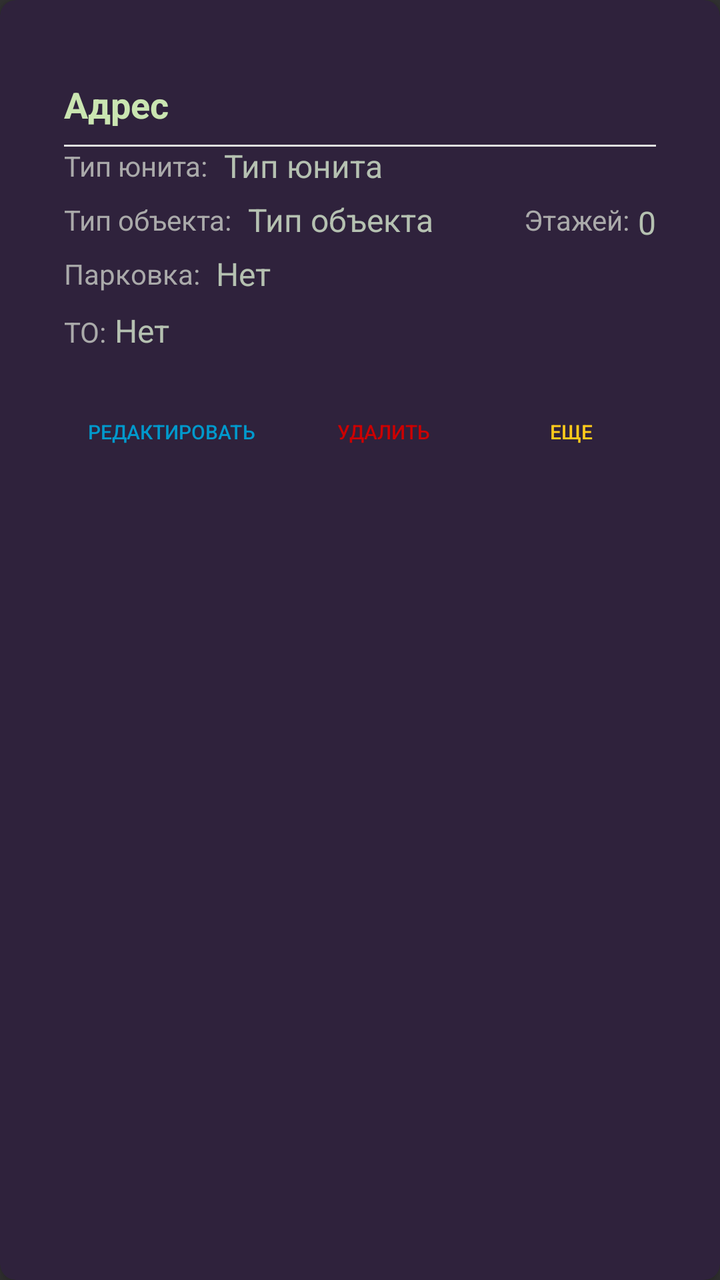
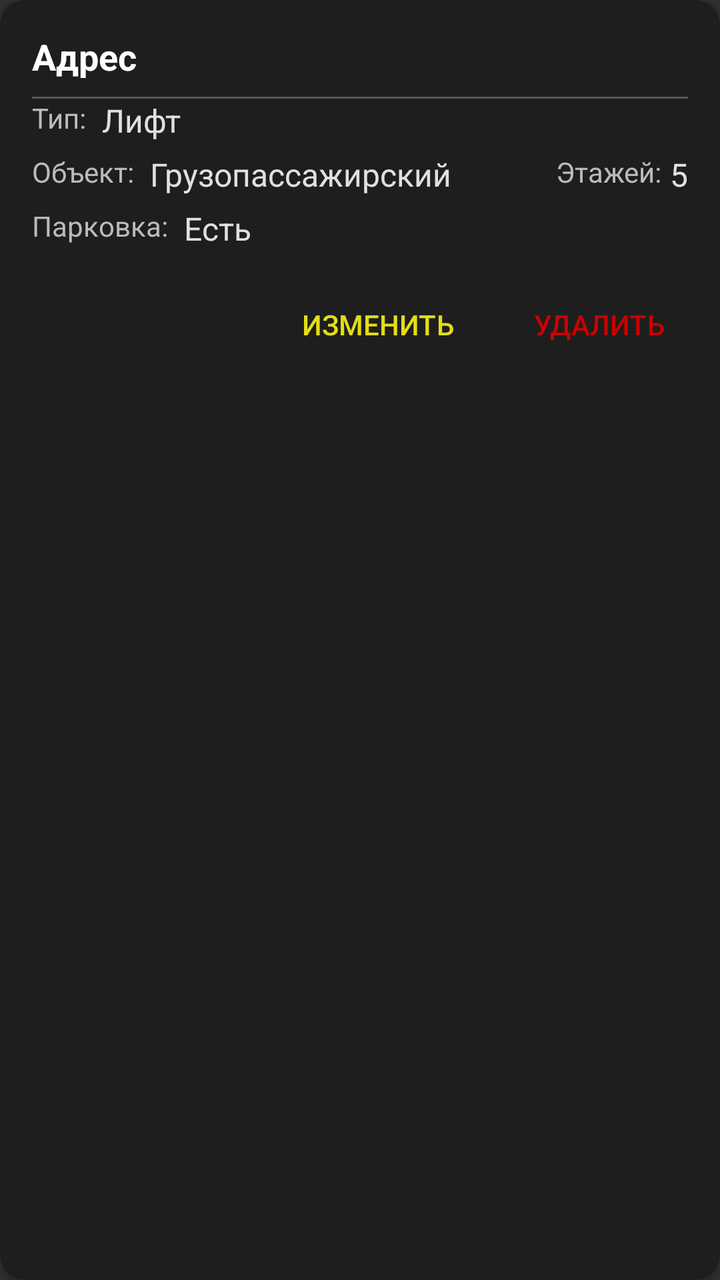

Screens rendered from an Android XML layout before and after an edit, with the pre-edit source and the edit as a unified diff.
<!-- AndroidManifest.xml: application theme Theme.HowMuchCash -->
<!-- res/layout/item_objectunit.xml -->
<?xml version="1.0" encoding="utf-8"?>
<androidx.cardview.widget.CardView
    xmlns:android="http://schemas.android.com/apk/res/android"
    xmlns:app="http://schemas.android.com/apk/res-auto"
    android:layout_width="match_parent"
    android:layout_height="wrap_content"
    android:layout_margin="8dp"
    app:cardCornerRadius="8dp"
    app:cardElevation="4dp"
    style="@style/MyObjectUnitCardStyle">

    <androidx.constraintlayout.widget.ConstraintLayout
        android:layout_width="match_parent"
        android:layout_height="wrap_content"
        android:padding="16dp">

        
        <TextView
            android:id="@+id/textAddress"
            android:layout_width="0dp"
            android:layout_height="wrap_content"
            android:text="Адрес"
            android:textSize="18sp"
            android:textStyle="bold"
            android:textColor="@color/cardHeaderColor"
            app:layout_constraintStart_toStartOf="parent"
            app:layout_constraintEnd_toEndOf="parent"
            app:layout_constraintTop_toTopOf="parent" />

        
        <View
            android:id="@+id/divider1"
            android:layout_width="match_parent"
            android:layout_height="1dp"
            android:background="#E0E0E0"
            android:layout_marginTop="8dp"
            android:layout_marginBottom="8dp"
            app:layout_constraintTop_toBottomOf="@+id/textAddress" />

        
        <TextView
            android:id="@+id/labelTypeUnit"
            android:layout_width="wrap_content"
            android:layout_height="wrap_content"
            android:text="Тип юнита:"
            android:textSize="14sp"
            android:textColor="@android:color/darker_gray"
            app:layout_constraintStart_toStartOf="parent"
            app:layout_constraintTop_toBottomOf="@+id/divider1" />

        <TextView
            android:id="@+id/textTypeUnit"
            android:layout_width="0dp"
            android:layout_height="wrap_content"
            android:text="Тип юнита"
            android:textSize="16sp"
            android:textColor="@color/cardMainTextColor"
            android:layout_marginStart="8dp"
            app:layout_constraintStart_toEndOf="@+id/labelTypeUnit"
            app:layout_constraintEnd_toEndOf="parent"
            app:layout_constraintTop_toTopOf="@+id/labelTypeUnit"
            app:layout_constraintBottom_toBottomOf="@+id/labelTypeUnit" />

        
        <TextView
            android:id="@+id/labelTypeObject"
            android:layout_width="wrap_content"
            android:layout_height="wrap_content"
            android:text="Тип объекта:"
            android:textSize="14sp"
            android:textColor="@android:color/darker_gray"
            android:layout_marginTop="8dp"
            app:layout_constraintStart_toStartOf="parent"
            app:layout_constraintTop_toBottomOf="@+id/labelTypeUnit" />

        <TextView
            android:id="@+id/textTypeObject"
            android:layout_width="0dp"
            android:layout_height="wrap_content"
            android:text="Тип объекта"
            android:textColor="@color/cardMainTextColor"
            android:textSize="16sp"
            android:layout_marginStart="8dp"
            app:layout_constraintStart_toEndOf="@+id/labelTypeObject"
            app:layout_constraintEnd_toStartOf="@+id/labelFloors"
            app:layout_constraintTop_toTopOf="@+id/labelTypeObject"
            app:layout_constraintBottom_toBottomOf="@+id/labelTypeObject" />

        <TextView
            android:id="@+id/labelFloors"
            android:layout_width="wrap_content"
            android:layout_height="wrap_content"
            android:text="Этажей:"
            android:textSize="14sp"
            android:textColor="@android:color/darker_gray"
            app:layout_constraintStart_toEndOf="@+id/textTypeObject"
            app:layout_constraintTop_toTopOf="@+id/labelTypeObject"
            android:layout_marginStart="8dp" />

        <TextView
            android:id="@+id/textFloors"
            android:layout_width="wrap_content"
            android:layout_height="wrap_content"
            android:text="0"
            android:textColor="@color/cardMainTextColor"
            android:textSize="16sp"
            android:layout_marginStart="4dp"
            app:layout_constraintStart_toEndOf="@+id/labelFloors"
            app:layout_constraintTop_toTopOf="@+id/labelTypeObject"
            app:layout_constraintEnd_toEndOf="parent" />

        
        <TextView
            android:id="@+id/labelParking"
            android:layout_width="wrap_content"
            android:layout_height="wrap_content"
            android:text="Парковка:"
            android:textSize="14sp"
            android:textColor="@android:color/darker_gray"
            android:layout_marginTop="8dp"
            app:layout_constraintStart_toStartOf="parent"
            app:layout_constraintTop_toBottomOf="@+id/labelTypeObject" />

        <TextView
            android:id="@+id/textParking"
            android:layout_width="wrap_content"
            android:layout_height="wrap_content"
            android:text="Нет"
            android:textColor="@color/cardMainTextColor"
            android:textSize="16sp"
            android:layout_marginStart="8dp"
            app:layout_constraintStart_toEndOf="@+id/labelParking"
            app:layout_constraintTop_toTopOf="@+id/labelParking"
            app:layout_constraintBottom_toBottomOf="@+id/labelParking" />

        
        <LinearLayout
            android:id="@+id/checkBoxesLayout"
            android:layout_width="match_parent"
            android:layout_height="wrap_content"
            android:orientation="horizontal"
            android:layout_marginTop="8dp"
            app:layout_constraintTop_toBottomOf="@+id/labelParking">

            <TextView
                android:id="@+id/labelToCheckBox"
                android:layout_width="wrap_content"
                android:layout_height="wrap_content"
                android:text="TO:"
                android:textSize="14sp"
                android:textColor="@android:color/darker_gray" />

            <TextView
                android:id="@+id/textToCheckBox"
                android:layout_width="wrap_content"
                android:layout_height="wrap_content"
                android:text="Нет"
                android:textColor="@color/cardMainTextColor"
                android:textSize="16sp"
                android:layout_marginStart="4dp" />
        </LinearLayout>

        
        <LinearLayout
            android:id="@+id/actionButtonsLayout"
            android:layout_width="match_parent"
            android:layout_height="wrap_content"
            android:orientation="horizontal"
            android:layout_marginTop="16dp"
            android:gravity="end"
            app:layout_constraintTop_toBottomOf="@+id/checkBoxesLayout">

            <Button
                android:id="@+id/btnEdit"
                android:layout_width="wrap_content"
                android:layout_height="wrap_content"
                android:text="Редактировать"
                android:textSize="10sp"
                style="@style/Widget.AppCompat.Button.Borderless"
                android:textColor="@android:color/holo_blue_dark" />

            <Button
                android:id="@+id/btnDelete"
                android:layout_width="wrap_content"
                android:layout_height="wrap_content"
                android:text="Удалить"
                android:textSize="10sp"
                style="@style/Widget.AppCompat.Button.Borderless"
                android:textColor="@android:color/holo_red_dark"
                android:layout_marginStart="8dp" />

            <Button
                android:id="@+id/btnDetails"
                android:layout_width="wrap_content"
                android:layout_height="wrap_content"
                android:text="Еще"
                android:textSize="10sp"
                style="@style/Widget.AppCompat.Button.Borderless"
                android:textColor="#FDCA1B"
                android:layout_marginStart="8dp" />
        </LinearLayout>

    </androidx.constraintlayout.widget.ConstraintLayout>
</androidx.cardview.widget.CardView>
<!-- resources referenced by this layout -->
<resources>
  <color name="cardHeaderColor">#CAE5B1</color>
  <color name="cardMainTextColor">#B5C1B1</color>
  <style name="MyObjectUnitCardStyle">
          <item name="cardCornerRadius">4dp</item>
          <item name="cardElevation">2dp</item>
          <item name="cardMaxElevation">4dp</item>
          <item name="contentPaddingBottom">24dp</item>
          <item name="contentPaddingTop">24dp</item>
          <item name="contentPaddingLeft">16dp</item>
          <item name="contentPaddingRight">16dp</item>
          <item name="cardBackgroundColor">@color/cardBackgroundColor</item>
          <item name="android:textColor">@color/cardTextColor</item>
      </style>
  <style name="Theme.HowMuchCash" parent="Theme.MaterialComponents.DayNight.NoActionBar">
          
          <item name="colorPrimary">@color/colorPrimary</item>              
          <item name="colorPrimaryVariant">@color/accentBackground</item>   
          <item name="colorSecondary">@color/colorPrimary</item>            
          <item name="colorSecondaryVariant">@color/mainBackground</item>   
  
          
          <item name="colorOnPrimary">@android:color/black</item>           
          <item name="colorOnSecondary">@color/mainBackground</item>         
          <item name="android:textColorPrimary">@color/white</item>
          <item name="android:textColor">@color/white</item>
          
          <item name="android:windowBackground">@color/mainBackground</item> 
  
          <item name="colorControlActivated">@color/colorPrimary</item>
          <item name="colorAccent">@color/colorPrimary</item>
  
          
          <item name="android:statusBarColor">@color/accentBackground</item> 
          <item name="android:windowLightStatusBar">false</item>             
  
          
          <item name="android:navigationBarColor">@color/accentBackground</item> 
      </style>
  <color name="cardBackgroundColor">#2F223C</color>
  <color name="cardTextColor">#588157</color>
  <color name="colorPrimary">#e3dd16</color>
  <color name="accentBackground">#212121</color>
  <color name="mainBackground">#323232</color>
  <color name="white">#FFFFFFFF</color>
</resources>

<!-- the commit's change to res/layout/item_objectunit.xml (unified diff, before → after) -->
@@ -1,13 +1,15 @@
 <?xml version="1.0" encoding="utf-8"?>
-<androidx.cardview.widget.CardView
-    xmlns:android="http://schemas.android.com/apk/res/android"
+<androidx.cardview.widget.CardView xmlns:android="http://schemas.android.com/apk/res/android"
     xmlns:app="http://schemas.android.com/apk/res-auto"
     android:layout_width="match_parent"
     android:layout_height="wrap_content"
-    android:layout_margin="8dp"
-    app:cardCornerRadius="8dp"
-    app:cardElevation="4dp"
-    style="@style/MyObjectUnitCardStyle">
+    android:layout_marginStart="16dp"
+    android:layout_marginTop="8dp"
+    android:layout_marginEnd="16dp"
+    android:layout_marginBottom="4dp"
+    app:cardCornerRadius="12dp"
+    app:cardElevation="6dp"
+    app:cardBackgroundColor="@color/cardBackgroundColor">
 
     <androidx.constraintlayout.widget.ConstraintLayout
         android:layout_width="match_parent"
@@ -23,68 +25,65 @@
             android:textSize="18sp"
             android:textStyle="bold"
             android:textColor="@color/cardHeaderColor"
+            app:layout_constraintTop_toTopOf="parent"
             app:layout_constraintStart_toStartOf="parent"
-            app:layout_constraintEnd_toEndOf="parent"
-            app:layout_constraintTop_toTopOf="parent" />
+            app:layout_constraintEnd_toEndOf="parent" />
 
         
         <View
-            android:id="@+id/divider1"
+            android:id="@+id/divider"
             android:layout_width="match_parent"
             android:layout_height="1dp"
-            android:background="#E0E0E0"
-            android:layout_marginTop="8dp"
-            android:layout_marginBottom="8dp"
-            app:layout_constraintTop_toBottomOf="@+id/textAddress" />
+            android:background="#40FFFFFF"
+            android:layout_marginVertical="8dp"
+            app:layout_constraintTop_toBottomOf="@id/textAddress" />
 
         
         <TextView
             android:id="@+id/labelTypeUnit"
             android:layout_width="wrap_content"
             android:layout_height="wrap_content"
-            android:text="Тип юнита:"
+            android:text="Тип:"
             android:textSize="14sp"
-            android:textColor="@android:color/darker_gray"
-            app:layout_constraintStart_toStartOf="parent"
-            app:layout_constraintTop_toBottomOf="@+id/divider1" />
+            android:textColor="@color/cardSecondaryTextColor"
+            app:layout_constraintTop_toBottomOf="@id/divider"
+            app:layout_constraintStart_toStartOf="parent" />
 
         <TextView
             android:id="@+id/textTypeUnit"
             android:layout_width="0dp"
             android:layout_height="wrap_content"
-            android:text="Тип юнита"
+            android:text="Лифт"
             android:textSize="16sp"
             android:textColor="@color/cardMainTextColor"
             android:layout_marginStart="8dp"
-            app:layout_constraintStart_toEndOf="@+id/labelTypeUnit"
-            app:layout_constraintEnd_toEndOf="parent"
-            app:layout_constraintTop_toTopOf="@+id/labelTypeUnit"
-            app:layout_constraintBottom_toBottomOf="@+id/labelTypeUnit" />
+            app:layout_constraintTop_toTopOf="@id/labelTypeUnit"
+            app:layout_constraintStart_toEndOf="@id/labelTypeUnit"
+            app:layout_constraintEnd_toEndOf="parent" />
 
         
         <TextView
             android:id="@+id/labelTypeObject"
             android:layout_width="wrap_content"
             android:layout_height="wrap_content"
-            android:text="Тип объекта:"
+            android:text="Объект:"
             android:textSize="14sp"
-            android:textColor="@android:color/darker_gray"
+            android:textColor="@color/cardSecondaryTextColor"
             android:layout_marginTop="8dp"
-            app:layout_constraintStart_toStartOf="parent"
-            app:layout_constraintTop_toBottomOf="@+id/labelTypeUnit" />
+            app:layout_constraintTop_toBottomOf="@id/labelTypeUnit"
+            app:layout_constraintStart_toStartOf="parent" />
 
         <TextView
             android:id="@+id/textTypeObject"
             android:layout_width="0dp"
             android:layout_height="wrap_content"
-            android:text="Тип объекта"
+            android:text="Грузопассажирский"
+            android:textSize="16sp"
             android:textColor="@color/cardMainTextColor"
-            android:textSize="16sp"
             android:layout_marginStart="8dp"
-            app:layout_constraintStart_toEndOf="@+id/labelTypeObject"
-            app:layout_constraintEnd_toStartOf="@+id/labelFloors"
-            app:layout_constraintTop_toTopOf="@+id/labelTypeObject"
-            app:layout_constraintBottom_toBottomOf="@+id/labelTypeObject" />
+            app:layout_constraintTop_toTopOf="@id/labelTypeObject"
+            app:layout_constraintStart_toEndOf="@id/labelTypeObject"
+            app:layout_constraintEnd_toStartOf="@id/labelFloors" />
 
         <TextView
             android:id="@+id/labelFloors"
@@ -92,21 +91,21 @@
             android:layout_height="wrap_content"
             android:text="Этажей:"
             android:textSize="14sp"
-            android:textColor="@android:color/darker_gray"
-            app:layout_constraintStart_toEndOf="@+id/textTypeObject"
-            app:layout_constraintTop_toTopOf="@+id/labelTypeObject"
+            android:textColor="@color/cardSecondaryTextColor"
+            app:layout_constraintTop_toTopOf="@id/labelTypeObject"
+            app:layout_constraintStart_toEndOf="@id/textTypeObject"
             android:layout_marginStart="8dp" />
 
         <TextView
             android:id="@+id/textFloors"
             android:layout_width="wrap_content"
             android:layout_height="wrap_content"
-            android:text="0"
+            android:text="5"
+            android:textSize="16sp"
             android:textColor="@color/cardMainTextColor"
-            android:textSize="16sp"
             android:layout_marginStart="4dp"
-            app:layout_constraintStart_toEndOf="@+id/labelFloors"
-            app:layout_constraintTop_toTopOf="@+id/labelTypeObject"
+            app:layout_constraintTop_toTopOf="@id/labelFloors"
+            app:layout_constraintStart_toEndOf="@id/labelFloors"
             app:layout_constraintEnd_toEndOf="parent" />
 
         
@@ -116,49 +115,21 @@
             android:layout_height="wrap_content"
             android:text="Парковка:"
             android:textSize="14sp"
-            android:textColor="@android:color/darker_gray"
+            android:textColor="@color/cardSecondaryTextColor"
             android:layout_marginTop="8dp"
-            app:layout_constraintStart_toStartOf="parent"
-            app:layout_constraintTop_toBottomOf="@+id/labelTypeObject" />
+            app:layout_constraintTop_toBottomOf="@id/labelTypeObject"
+            app:layout_constraintStart_toStartOf="parent" />
 
         <TextView
             android:id="@+id/textParking"
             android:layout_width="wrap_content"
             android:layout_height="wrap_content"
-            android:text="Нет"
+            android:text="Есть"
+            android:textSize="16sp"
             android:textColor="@color/cardMainTextColor"
-            android:textSize="16sp"
             android:layout_marginStart="8dp"
-            app:layout_constraintStart_toEndOf="@+id/labelParking"
-            app:layout_constraintTop_toTopOf="@+id/labelParking"
-            app:layout_constraintBottom_toBottomOf="@+id/labelParking" />
-
-        
-        <LinearLayout
-            android:id="@+id/checkBoxesLayout"
-            android:layout_width="match_parent"
-            android:layout_height="wrap_content"
-            android:orientation="horizontal"
-            android:layout_marginTop="8dp"
-            app:layout_constraintTop_toBottomOf="@+id/labelParking">
-
-            <TextView
-                android:id="@+id/labelToCheckBox"
-                android:layout_width="wrap_content"
-                android:layout_height="wrap_content"
-                android:text="TO:"
-                android:textSize="14sp"
-                android:textColor="@android:color/darker_gray" />
-
-            <TextView
-                android:id="@+id/textToCheckBox"
-                android:layout_width="wrap_content"
-                android:layout_height="wrap_content"
-                android:text="Нет"
-                android:textColor="@color/cardMainTextColor"
-                android:textSize="16sp"
-                android:layout_marginStart="4dp" />
-        </LinearLayout>
+            app:layout_constraintTop_toTopOf="@id/labelParking"
+            app:layout_constraintStart_toEndOf="@id/labelParking" />
 
         
         <LinearLayout
@@ -166,38 +137,28 @@
             android:layout_width="match_parent"
             android:layout_height="wrap_content"
             android:orientation="horizontal"
+            android:gravity="end"
             android:layout_marginTop="16dp"
-            android:gravity="end"
-            app:layout_constraintTop_toBottomOf="@+id/checkBoxesLayout">
+            app:layout_constraintTop_toBottomOf="@id/labelParking">
 
             <Button
                 android:id="@+id/btnEdit"
                 android:layout_width="wrap_content"
                 android:layout_height="wrap_content"
-                android:text="Редактировать"
-                android:textSize="10sp"
+                android:text="Изменить"
                 style="@style/Widget.AppCompat.Button.Borderless"
-                android:textColor="@android:color/holo_blue_dark" />
+                android:textColor="@color/colorPrimary"
+                android:textSize="14sp" />
 
             <Button
                 android:id="@+id/btnDelete"
                 android:layout_width="wrap_content"
                 android:layout_height="wrap_content"
                 android:text="Удалить"
-                android:textSize="10sp"
                 style="@style/Widget.AppCompat.Button.Borderless"
                 android:textColor="@android:color/holo_red_dark"
-                android:layout_marginStart="8dp" />
-
-            <Button
-                android:id="@+id/btnDetails"
-                android:layout_width="wrap_content"
-                android:layout_height="wrap_content"
-                android:text="Еще"
-                android:textSize="10sp"
-                style="@style/Widget.AppCompat.Button.Borderless"
-                android:textColor="#FDCA1B"
-                android:layout_marginStart="8dp" />
+                android:textSize="14sp"
+                android:layout_marginStart="16dp" />
         </LinearLayout>
 
     </androidx.constraintlayout.widget.ConstraintLayout>
<!-- resource entries referenced after the edit -->
@@ -1,18 +1,10 @@
 <!-- resources referenced by this layout -->
 <resources>
-  <color name="cardHeaderColor">#CAE5B1</color>
-  <color name="cardMainTextColor">#B5C1B1</color>
-  <style name="MyObjectUnitCardStyle">
-          <item name="cardCornerRadius">4dp</item>
-          <item name="cardElevation">2dp</item>
-          <item name="cardMaxElevation">4dp</item>
-          <item name="contentPaddingBottom">24dp</item>
-          <item name="contentPaddingTop">24dp</item>
-          <item name="contentPaddingLeft">16dp</item>
-          <item name="contentPaddingRight">16dp</item>
-          <item name="cardBackgroundColor">@color/cardBackgroundColor</item>
-          <item name="android:textColor">@color/cardTextColor</item>
-      </style>
+  <color name="cardBackgroundColor">#1E1E1E</color>
+  <color name="cardHeaderColor">#FFFFFF</color>
+  <color name="cardMainTextColor">#E0E0E0</color>
+  <color name="cardSecondaryTextColor">#BBBBBB</color>
+  <color name="colorPrimary">#e3dd16</color>
   <style name="Theme.HowMuchCash" parent="Theme.MaterialComponents.DayNight.NoActionBar">
           
           <item name="colorPrimary">@color/colorPrimary</item>              
@@ -38,9 +30,6 @@
           
           <item name="android:navigationBarColor">@color/accentBackground</item> 
       </style>
-  <color name="cardBackgroundColor">#2F223C</color>
-  <color name="cardTextColor">#588157</color>
-  <color name="colorPrimary">#e3dd16</color>
   <color name="accentBackground">#212121</color>
   <color name="mainBackground">#323232</color>
   <color name="white">#FFFFFFFF</color>
